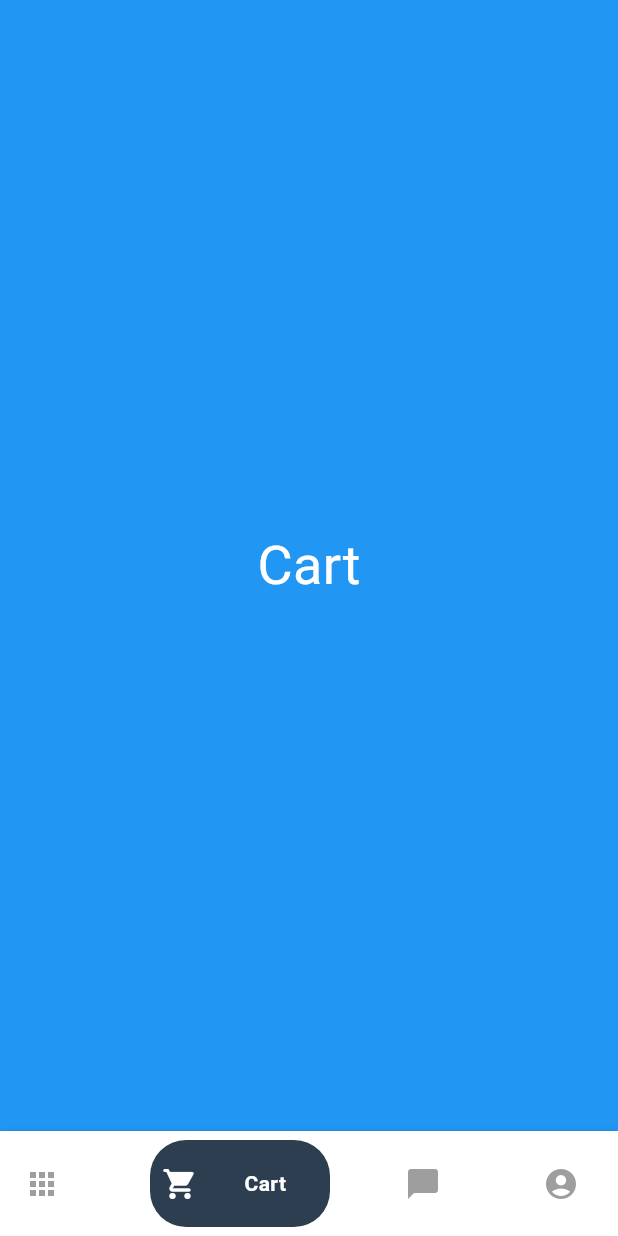
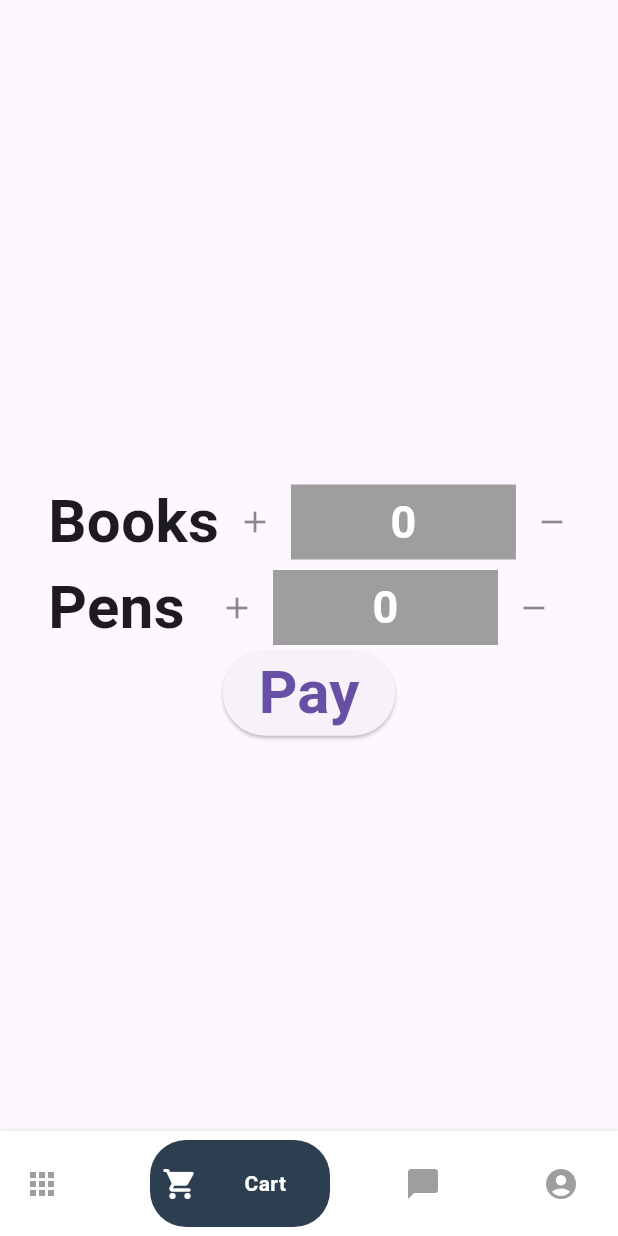
Before and after one commit to SimoHimo/Yokubo, a Flutter app: the screen it shows after launch, item 2 of the bottom bar chosen, on a phone screen of 412 x 824 dp. Run offline on Flutter 3.47's test engine with Material 2 defaults, Android fonts, the phone set to English and light mode, and no system bars; our stand-ins replace carousel_slider, custom_radio_grouped_button, font_awesome_flutter, get, google_fonts.

```diff
--- a/lib/pages/Cart/cart_page.dart
+++ b/lib/pages/Cart/cart_page.dart
@@ -1,4 +1,6 @@
 import 'package:flutter/material.dart';
+import 'package:get/get.dart';
+import 'package:yokubo/pages/Cart/cart_page_controller.dart';
 
 class CartPage extends StatefulWidget {
   const CartPage({Key? key}) : super(key: key);
@@ -8,13 +10,96 @@ class CartPage extends StatefulWidget {
 }
 
 class _CartPageState extends State<CartPage> {
+  final CartPageController c = Get.put(CartPageController());
+
   @override
   Widget build(BuildContext context) {
     return Scaffold(
+      appBar: AppBar(),
       body: Container(
-        color: Colors.blue,
-        child: Center(child: Text("Cart",style: TextStyle(color: Colors.white,fontSize: 36),)),
-      ),
+          padding: EdgeInsets.all(32),
+          child: Column(
+            mainAxisAlignment: MainAxisAlignment.center,
+            children: [
+              Row(
+                children: [
+                  Text(
+                    "Books",
+                    style: TextStyle(fontSize: 40, fontWeight: FontWeight.bold),
+                  ),
+                  Expanded(child: SizedBox(),),
+                  IconButton(
+                    onPressed: () {
+                      c.book_increment();
+                    },
+                    icon: const Icon(
+                      Icons.add,
+                      color: Colors.black45,
+                    ),
+                  ),
+                  Container(
+                    height: 50,
+                    width: 150,
+                    color: Colors.grey,
+                    child: Center(
+                        child: Obx(() => Text("${c.books.toString()}",
+                            style: TextStyle(
+                                fontWeight: FontWeight.bold,
+                                color: Colors.white,
+                                fontSize: 30)))),
+                  ),
+                  IconButton(
+                    onPressed: () {
+                      c.book_decrement();
+                    },
+                    icon: const Icon(
+                      Icons.remove,
+                      color: Colors.black45,
+                    ),
+                  ),
+                ],
+              ),
+              Row(
+                children: [
+                  Text(
+                    "Pens",
+                    style: TextStyle(fontSize: 40, fontWeight: FontWeight.bold),
+                  ),
+                  Expanded(child: SizedBox(),),
+                  IconButton(
+                    onPressed: () {
+                      c.pen_increment();
+                    },
+                    icon: const Icon(
+                      Icons.add,
+                      color: Colors.black45,
+                    ),
+                  ),
+                  Container(
+                    height: 50,
+                    width: 150,
+                    color: Colors.grey,
+                    child: Center(
+                        child: Obx(() => Text("${c.pens.toString()}",
+                            style: TextStyle(
+                                fontWeight: FontWeight.bold,
+                                color: Colors.white,
+                                fontSize: 30)))),
+                  ),
+                  IconButton(
+                    onPressed: () {
+                      c.pen_decrement();
+                    },
+                    icon: const Icon(
+                      Icons.remove,
+                      color: Colors.black45,
+                    ),
+                  ),
+                ],
+              ),
+              ElevatedButton(onPressed: (){}, child: Text("Pay",style: TextStyle(fontSize: 40, fontWeight: FontWeight.bold),))
+            ],
+          )),
     );
   }
 }
--- a/lib/pages/Cart/cart_page_controller.dart
+++ b/lib/pages/Cart/cart_page_controller.dart
@@ -1,5 +1,28 @@
 import 'package:get/get.dart';
 
 class CartPageController extends GetxController{
+ var books= 0.obs;
+ var pens = 0.obs;
 
+ book_increment(){
+  books < 99
+      ? books.value++
+      : null;
+ }
+ book_decrement(){
+  books > 0
+      ? books.value--
+      : null;
 }
+
+ pen_increment(){
+  pens < 99
+      ? pens.value++
+      : null;
+ }
+ pen_decrement(){
+  pens > 0
+      ? pens.value--
+      : null;
+ }
+}
--- a/lib/pages/Home/homepage.dart
+++ b/lib/pages/Home/homepage.dart
@@ -117,7 +117,7 @@ class _HomePageState extends State<HomePage> {
                             textStyle: TextStyle(
                                 fontSize: height * 3.8,
                                 fontWeight: FontWeight.w800,
-                                color: const Color(0Xffff3838)),
+                                color: black),
                           )),
                       Text("Shop Your Desire",
                           style: GoogleFonts.poppins(
--- a/pubspec.yaml
+++ b/pubspec.yaml
@@ -41,6 +41,7 @@ dependencies:
   google_fonts: ^4.0.4
   carousel_slider: ^4.2.1
   custom_radio_grouped_button: ^2.2.0
+  flutter_cart: ^0.0.8
 
 dev_dependencies:
   flutter_test:
```
Also changed, not shown: lib/pages/Messeges/messege_page.dart (+30 -12 lines), lib/pages/Product/product_page.dart (+49 -72 lines), assets/images/LauncherIcon.png (added), pubspec.lock, 42 other files.
